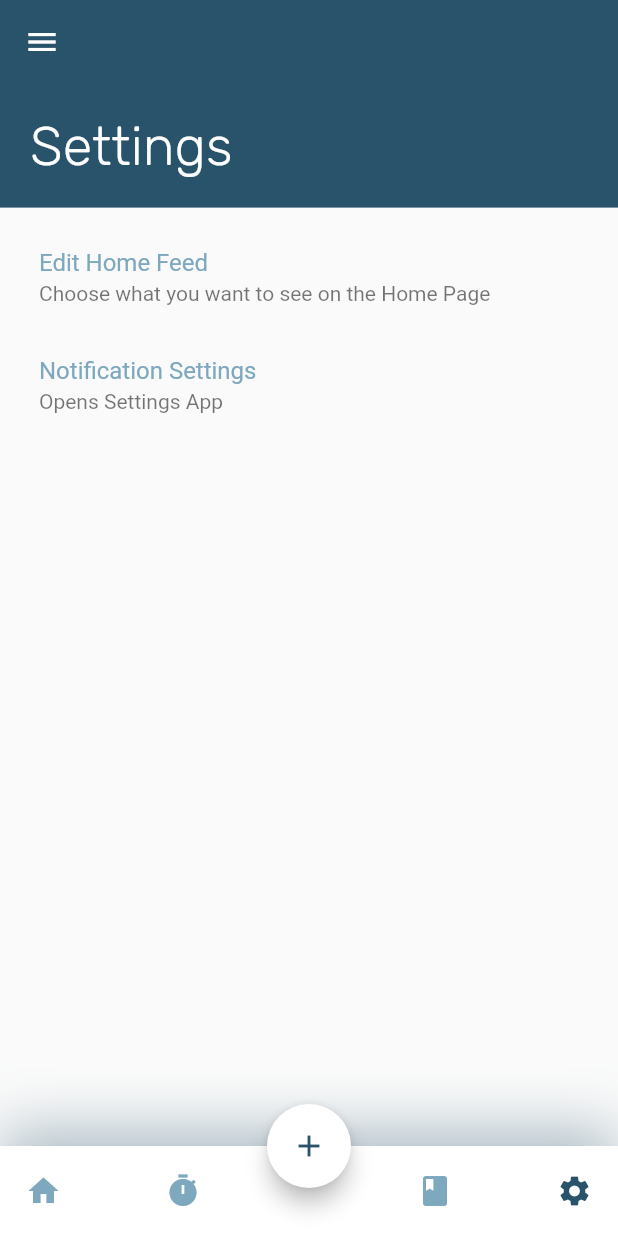
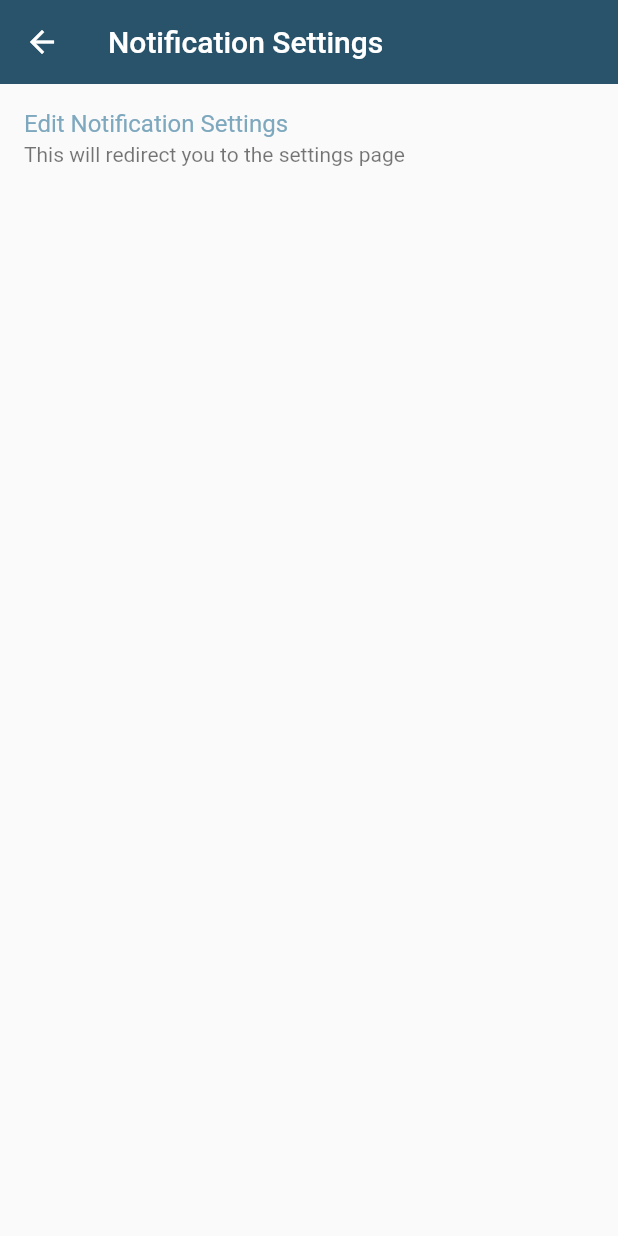
Before and after one commit to varunan-vara/Cranberry, a Flutter app: the screen it shows after launch, item 4 of the bottom bar chosen, after a tap on "Notification Settings", on a phone screen of 412 x 824 dp. Run offline on Flutter 3.47's test engine with Material 2 defaults, Android fonts, the phone set to English and light mode, and no system bars; our stand-ins replace flutter_svg.

Commit message:
Modified Settings Pane, Added 'GodFile'

```diff
--- a/lib/pages/Settings/settings.dart
+++ b/lib/pages/Settings/settings.dart
@@ -1,3 +1,4 @@
+import 'package:cranberry/components/AppBar.dart';
 import 'package:flutter/cupertino.dart';
 import 'package:flutter/material.dart';
 
@@ -18,12 +19,40 @@ class Settings extends StatelessWidget {
             ListTile(
               title: Text("Edit Home Feed"),
               subtitle: Text("Choose what you want to see on the Home Page"),
-              onTap: (){},
+              onTap: (){
+                Navigator.push(
+                  context,
+                  MaterialPageRoute(builder: (context) => EditHomeFeed()),
+                );
+              },
             ),
             ListTile(
               title: Text("Notification Settings"),
               subtitle: Text("Opens Settings App"),
-              onTap: (){},
+              onTap: (){
+                Navigator.push(
+                  context,
+                  MaterialPageRoute(builder: (context) => EditNotif()),
+                );
+              },
+            ),
+            Divider(),
+            ListTile(
+              title: Text("Report Issue"),
+              subtitle: Text("If you spot an issue, please let us know here!"),
+              onTap: (){
+                Navigator.push(
+                  context,
+                  MaterialPageRoute(builder: (context) => IssuePage()),
+                );
+              },
+            ),
+            ListTile(
+              title: Text("Leave a Rating"),
+              subtitle: Text("A Rating on the App Store would be very helpful!"),
+              onTap: (){
+
+              },
             ),
           ],
         ),
@@ -32,7 +61,16 @@ class Settings extends StatelessWidget {
   }
 }
 
-
+class Divider extends StatelessWidget{
+  @override
+  Widget build(BuildContext context) {
+    return Container(
+      color: Color.fromRGBO(126, 168, 190, 1),
+      height: .9,
+      width: 500,
+    );
+  }
+}
 class EditHomeFeed extends StatefulWidget{
   EditHome createState() => EditHome();
 }
@@ -42,7 +80,57 @@ class EditHome extends State<EditHomeFeed> {
   @override
   Widget build(BuildContext context) {
     return Scaffold(
-
+      appBar: AppBar(
+        elevation: 0,
+        title: Text("Edit Home Screen"),
+      ),
     );
   }
 }
+
+class EditNotif extends StatefulWidget{
+  Notif createState() => Notif();
+}
+
+class Notif extends State<EditNotif> {
+
+  @override
+  Widget build(BuildContext context) {
+    return Scaffold(
+      appBar: AppBar(
+        elevation: 0,
+        title: Text("Notification Settings"),
+      ),
+      body: Column(
+        children: <Widget>[
+          ListTile(
+            title: Text("Edit Notification Settings"),
+            subtitle: Text("This will redirect you to the settings page"),
+            onTap: (){},
+          ),
+        ],
+      ),
+    );
+  }
+}
+
+class IssuePage extends StatefulWidget{
+  Issue createState() => Issue();
+}
+
+class Issue extends State<IssuePage>{
+  @override
+  Widget build(BuildContext context){
+    return Scaffold(
+      appBar: AppBar(
+        elevation: 0,
+        title: Text("Report an Issue"),
+      ),
+      body: Column(
+        children: <Widget>[
+
+        ],
+      ),
+    );
+  }
+}
```
Also changed, not shown: lib/godfile.dart (added, +12 -0 lines).
